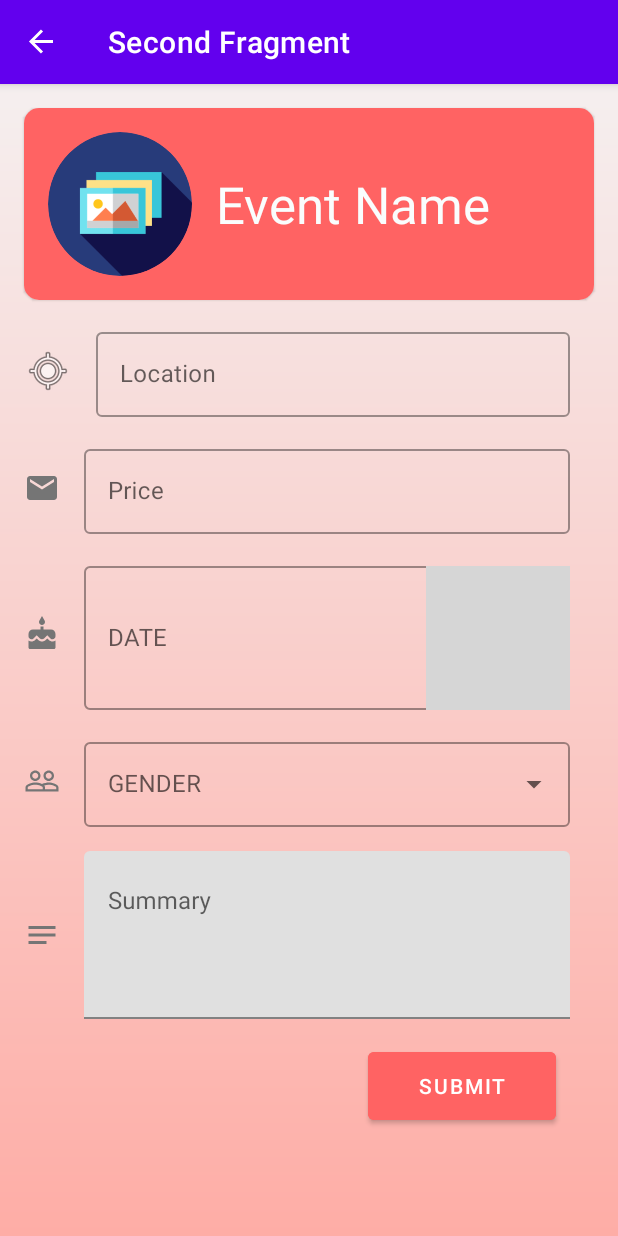
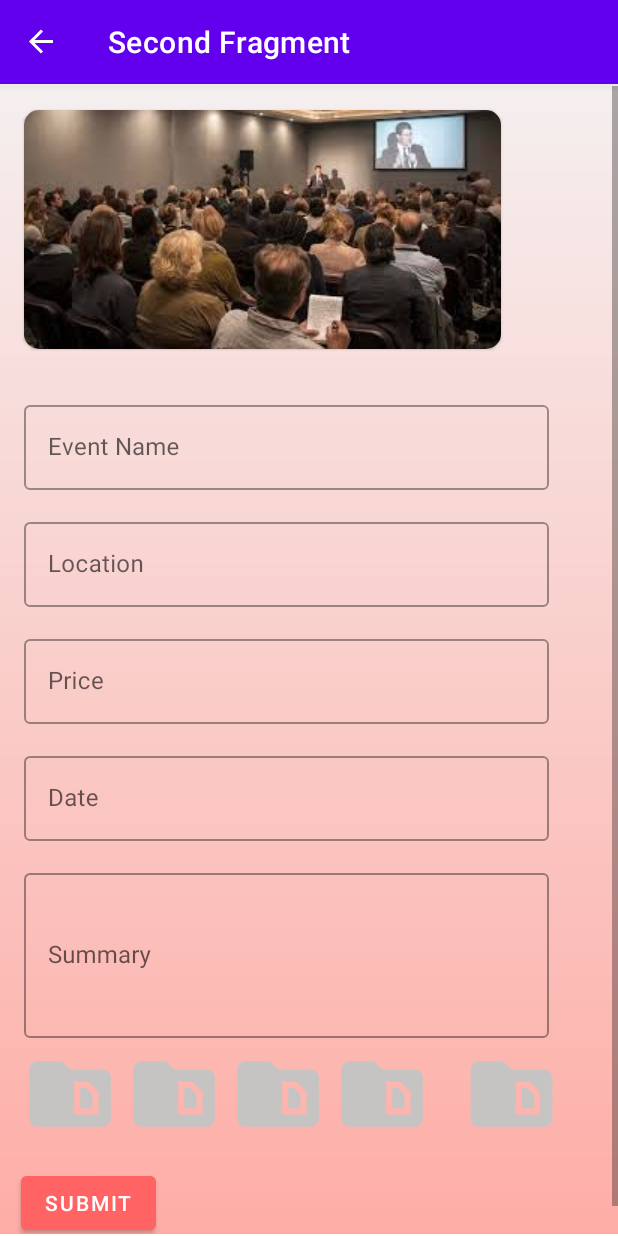
Before and after one commit to Keshariraj/coveapp, an Android app: the SecondFragment screen opened through its navigation route, on a phone screen of 412 x 824 dp. Run offline under Robolectric (Android 15) with nearby library versions, the phone set to English and light mode, and no system bars; our stand-ins replace AdMob, navigation-ui; libraries missing offline, so code that uses them is left out: io.grpc; grey boxes are pictures that could not be loaded.

Commit message:
list and detail fregment

```diff
--- a/app/src/main/java/com/digi/coveapp/FirstFragment.kt
+++ b/app/src/main/java/com/digi/coveapp/FirstFragment.kt
@@ -33,9 +33,7 @@ class FirstFragment : Fragment() {
     override fun onViewCreated(view: View, savedInstanceState: Bundle?) {
         super.onViewCreated(view, savedInstanceState)
 
-        binding.editLogOut.setOnClickListener {
-            findNavController().navigate(R.id.action_FirstFragment_to_SecondFragment)
-        }
+
         }
 
 
--- a/app/src/main/java/com/digi/coveapp/ui/ViewerProfileFragment.kt
+++ b/app/src/main/java/com/digi/coveapp/ui/ViewerProfileFragment.kt
@@ -20,7 +20,7 @@ class ViewerProfileFragment : Fragment() {
         savedInstanceState: Bundle?
     ): View {
         _binding = FragmentViewerProfileBinding.inflate(inflater, container, false)
-        binding.saveButton.setOnClickListener {
+        binding.editSubmit.setOnClickListener {
             startActivity(Intent(requireContext(), MainActivity::class.java))
             requireActivity().finish()
         }
--- /dev/null
+++ b/app/src/main/res/drawable/ic_baseline_snippet_folder_24.xml
@@ -0,0 +1,5 @@
+<vector android:height="24dp" android:tint="#C6C3C3"
+    android:viewportHeight="24" android:viewportWidth="24"
+    android:width="24dp" xmlns:android="http://schemas.android.com/apk/res/android">
+    <path android:fillColor="@android:color/white" android:pathData="M15.88,10.5l1.62,1.62v3.38l-3,0v-5H15.88zM22,8v10c0,1.1 -0.9,2 -2,2H4c-1.1,0 -2,-0.9 -2,-2L2.01,6C2.01,4.9 2.9,4 4,4h6l2,2h8C21.1,6 22,6.9 22,8zM19,11.5L16.5,9H13v8l6,0V11.5z"/>
+</vector>
--- a/app/src/main/res/layout/fragment_choice.xml
+++ b/app/src/main/res/layout/fragment_choice.xml
@@ -35,9 +35,9 @@
 
     <ImageView
         android:id="@+id/imageView2"
-        android:layout_width="231dp"
-        android:layout_height="192dp"
-        android:layout_marginTop="140dp"
+        android:layout_width="219dp"
+        android:layout_height="174dp"
+        android:layout_marginTop="156dp"
         android:src="@drawable/profile"
         app:layout_constraintEnd_toEndOf="parent"
         app:layout_constraintStart_toStartOf="parent"
--- a/app/src/main/res/layout/fragment_second.xml
+++ b/app/src/main/res/layout/fragment_second.xml
@@ -3,238 +3,181 @@
     xmlns:app="http://schemas.android.com/apk/res-auto"
     xmlns:tools="http://schemas.android.com/tools"
     android:layout_width="match_parent"
+    android:layout_height="match_parent"
+    android:layout_marginVertical="1dp"
     android:background="@drawable/gradiant"
-    android:layout_height="match_parent">
+    tools:ignore="SpeakableTextPresentCheck">
 
-    <androidx.constraintlayout.widget.ConstraintLayout
+    <LinearLayout
         android:layout_width="match_parent"
-        android:layout_height="wrap_content"
-        tools:context=".ui.profile.ProfileFragment">
+        android:layout_height="match_parent"
+        android:orientation="vertical">
 
         <com.google.android.material.card.MaterialCardView
             android:id="@+id/card_view"
-            android:layout_width="match_parent"
+            android:layout_width="wrap_content"
             android:layout_height="wrap_content"
+            android:layout_margin="16dp"
             app:cardCornerRadius="10dp"
-            android:layout_margin="16dp"
             app:layout_constraintEnd_toEndOf="parent"
             app:layout_constraintStart_toStartOf="parent"
             app:layout_constraintTop_toTopOf="parent">
 
-            <androidx.constraintlayout.widget.ConstraintLayout
+            <LinearLayout
                 android:layout_width="match_parent"
                 android:layout_height="wrap_content"
-                android:background="#FF6363">
+                android:background="#125B50" />
 
-                <de.hdodenhof.circleimageview.CircleImageView
-                    android:id="@+id/profile_image"
-                    android:layout_width="96dp"
-                    android:layout_height="96dp"
-                    android:layout_margin="16dp"
-                    android:src="@drawable/pictures"
-                    app:civ_border_color="#FF000000"
-                    app:civ_border_width="0dp"
-                    app:layout_constraintBottom_toBottomOf="parent"
-                    app:layout_constraintStart_toStartOf="parent"
-                    app:layout_constraintTop_toTopOf="parent" />
+            <ImageView
+                android:id="@+id/imageView3"
+                android:layout_width="match_parent"
+                android:layout_height="match_parent"
+                android:src="@drawable/proj3" />
 
-                <TextView
-                    android:id="@+id/Event_name"
-                    android:layout_width="0dp"
-                    android:layout_height="wrap_content"
-                    android:layout_marginStart="16dp"
-                    android:layout_marginEnd="16dp"
-                    android:text="Event Name"
-                    android:textColor="#FAFDFD"
-                    android:textSize="34sp"
-                    app:layout_constraintBottom_toBottomOf="@id/profile_image"
-                    app:layout_constraintEnd_toEndOf="parent"
-                    app:layout_constraintStart_toEndOf="@id/profile_image"
-                    app:layout_constraintTop_toTopOf="@id/profile_image" />
-
-            </androidx.constraintlayout.widget.ConstraintLayout>
         </com.google.android.material.card.MaterialCardView>
 
-        <ImageView
-            android:id="@+id/username_icon"
-            android:layout_width="wrap_content"
+        <com.google.android.material.textfield.TextInputLayout
+            style="@style/Widget.MaterialComponents.TextInputLayout.OutlinedBox"
+            android:layout_width="350dp"
             android:layout_height="wrap_content"
             android:layout_marginStart="16dp"
-            android:importantForAccessibility="no"
-            app:layout_constraintBottom_toBottomOf="@id/Location"
-            app:layout_constraintStart_toStartOf="parent"
-            app:layout_constraintTop_toTopOf="@id/Location"
-            app:srcCompat="@android:drawable/ic_menu_mylocation" />
+            android:layout_marginTop="16dp"
+            android:layout_marginEnd="32dp"
+            android:hint="Event Name"
+            app:layout_constraintEnd_toEndOf="parent">
+
+            <com.google.android.material.textfield.TextInputEditText
+                android:id="@+id/editEventName"
+                android:layout_width="match_parent"
+                android:layout_height="wrap_content"
+                android:focusable="false" />
+
+        </com.google.android.material.textfield.TextInputLayout>
 
         <com.google.android.material.textfield.TextInputLayout
-            android:id="@+id/Location"
             style="@style/Widget.MaterialComponents.TextInputLayout.OutlinedBox"
-            android:layout_width="0dp"
+            android:layout_width="350dp"
             android:layout_height="wrap_content"
             android:layout_marginStart="16dp"
             android:layout_marginTop="16dp"
             android:layout_marginEnd="32dp"
             android:hint="Location"
-            app:layout_constraintEnd_toEndOf="parent"
-            app:layout_constraintStart_toEndOf="@id/username_icon"
-            app:layout_constraintTop_toBottomOf="@id/card_view">
+            app:layout_constraintEnd_toEndOf="parent">
 
             <com.google.android.material.textfield.TextInputEditText
+                android:id="@+id/editLocation"
                 android:layout_width="match_parent"
                 android:layout_height="wrap_content"
-                android:focusable="false"/>
+                android:focusable="false" />
 
         </com.google.android.material.textfield.TextInputLayout>
 
-        <ImageView
-            android:id="@+id/email_icon"
-            android:layout_width="wrap_content"
-            android:layout_height="wrap_content"
-            android:layout_marginStart="16dp"
-            android:importantForAccessibility="no"
-            app:layout_constraintBottom_toBottomOf="@id/Price"
-            app:layout_constraintStart_toStartOf="parent"
-            app:layout_constraintTop_toTopOf="@id/Price"
-            app:srcCompat="@drawable/ic_baseline_email_24" />
-
         <com.google.android.material.textfield.TextInputLayout
-            android:id="@+id/Price"
             style="@style/Widget.MaterialComponents.TextInputLayout.OutlinedBox"
-            android:layout_width="0dp"
+            android:layout_width="350dp"
             android:layout_height="wrap_content"
             android:layout_marginStart="16dp"
             android:layout_marginTop="16dp"
             android:layout_marginEnd="32dp"
             android:hint="Price"
-            app:layout_constraintEnd_toEndOf="parent"
-            app:layout_constraintStart_toEndOf="@id/email_icon"
-            app:layout_constraintTop_toBottomOf="@id/Location">
+            app:layout_constraintEnd_toEndOf="parent">
 
             <com.google.android.material.textfield.TextInputEditText
+                android:id="@+id/editPrice"
                 android:layout_width="match_parent"
                 android:layout_height="wrap_content"
-                android:editable="false" />
+                android:focusable="false" />
 
         </com.google.android.material.textfield.TextInputLayout>
 
-        <ImageView
-            android:id="@+id/dob_icon"
-            android:layout_width="wrap_content"
-            android:layout_height="wrap_content"
-            android:layout_marginStart="16dp"
-            android:importantForAccessibility="no"
-            app:layout_constraintBottom_toBottomOf="@id/Date"
-            app:layout_constraintStart_toStartOf="parent"
-            app:layout_constraintTop_toTopOf="@id/Date"
-            app:srcCompat="@drawable/ic_baseline_cake_24" />
-
         <com.google.android.material.textfield.TextInputLayout
-            android:id="@+id/Date"
             style="@style/Widget.MaterialComponents.TextInputLayout.OutlinedBox"
-            android:layout_width="0dp"
+            android:layout_width="350dp"
             android:layout_height="wrap_content"
             android:layout_marginStart="16dp"
             android:layout_marginTop="16dp"
             android:layout_marginEnd="32dp"
-            android:hint="DATE "
-            app:endIconDrawable="@drawable/ic_baseline_calendar_today_24"
-            app:endIconMode="custom"
-            app:layout_constraintEnd_toEndOf="parent"
-            app:layout_constraintStart_toEndOf="@id/dob_icon"
-            app:layout_constraintTop_toBottomOf="@id/Price">
+            android:hint="Date"
+            app:layout_constraintEnd_toEndOf="parent">
 
             <com.google.android.material.textfield.TextInputEditText
+                android:id="@+id/editDate"
                 android:layout_width="match_parent"
                 android:layout_height="wrap_content"
-                android:inputType="date" />
+                android:focusable="false" />
 
         </com.google.android.material.textfield.TextInputLayout>
 
-        <ImageView
-            android:id="@+id/gender_icon"
-            android:layout_width="wrap_content"
-            android:layout_height="wrap_content"
-            android:layout_marginStart="16dp"
-            android:importantForAccessibility="no"
-            app:layout_constraintBottom_toBottomOf="@id/gender_menu"
-            app:layout_constraintStart_toStartOf="parent"
-            app:layout_constraintTop_toTopOf="@id/gender_menu"
-            app:srcCompat="@drawable/ic_baseline_people_outline_24" />
-
         <com.google.android.material.textfield.TextInputLayout
-            android:id="@+id/gender_menu"
-            style="@style/Widget.MaterialComponents.TextInputLayout.OutlinedBox.ExposedDropdownMenu"
-            android:layout_width="0dp"
-            android:layout_height="wrap_content"
-            android:layout_marginStart="16dp"
-            android:layout_marginTop="16dp"
-            android:layout_marginEnd="32dp"
-            android:hint="GENDER"
-            app:layout_constraintEnd_toEndOf="parent"
-            app:layout_constraintStart_toEndOf="@id/gender_icon"
-            app:layout_constraintTop_toBottomOf="@id/Date"
-            tools:ignore="MissingConstraints">
-
-            <AutoCompleteTextView
-                android:layout_width="match_parent"
-                android:layout_height="wrap_content"
-                android:inputType="none" />
-
-        </com.google.android.material.textfield.TextInputLayout>
-
-
-        <ImageView
-            android:id="@+id/bio_icon"
-            android:layout_width="wrap_content"
-            android:layout_height="wrap_content"
-            android:layout_marginStart="16dp"
-            android:importantForAccessibility="no"
-            app:layout_constraintBottom_toBottomOf="@id/bioEditText"
-            app:layout_constraintStart_toStartOf="parent"
-            app:layout_constraintTop_toTopOf="@id/bioEditText"
-            app:srcCompat="@drawable/ic_baseline_notes_24" />
-
-
-        <com.google.android.material.textfield.TextInputLayout
-            android:id="@+id/bioEditText"
-            android:layout_width="0dp"
-            android:layout_height="wrap_content"
+            style="@style/Widget.MaterialComponents.TextInputLayout.OutlinedBox"
+            android:layout_width="350dp"
+            android:layout_height="120dp"
             android:layout_marginStart="16dp"
             android:layout_marginTop="16dp"
             android:layout_marginEnd="32dp"
             android:hint="Summary"
-            app:layout_constraintEnd_toEndOf="parent"
-            app:layout_constraintStart_toEndOf="@id/bio_icon"
-            app:layout_constraintTop_toBottomOf="@id/gender_menu">
+            app:layout_constraintEnd_toEndOf="parent">
 
             <com.google.android.material.textfield.TextInputEditText
-                android:id="@+id/Summary"
+                android:id="@+id/editSummary"
                 android:layout_width="match_parent"
-                android:layout_height="wrap_content"
-                android:gravity="left|top"
-                android:inputType="textCapSentences|textMultiLine"
-                android:lines="4"
-                android:maxLines="4" />
+                android:layout_height="110dp"
+                android:focusable="false" />
 
         </com.google.android.material.textfield.TextInputLayout>
 
+        <LinearLayout
+            android:layout_width="wrap_content"
+            android:layout_height="wrap_content">
+
+            <ImageView
+                android:id="@+id/imageView9"
+                android:layout_width="65dp"
+                android:layout_height="65dp"
+                android:layout_marginLeft="14dp"
+                app:srcCompat="@drawable/ic_baseline_snippet_folder_24" />
+
+            <ImageView
+                android:id="@+id/imageView8"
+                android:layout_width="65dp"
+                android:layout_height="65dp"
+                android:layout_marginLeft="4dp"
+                app:srcCompat="@drawable/ic_baseline_snippet_folder_24" />
+
+            <ImageView
+                android:id="@+id/imageView6"
+                android:layout_width="65dp"
+                android:layout_height="65dp"
+                android:layout_marginLeft="4dp"
+                app:srcCompat="@drawable/ic_baseline_snippet_folder_24" />
+
+            <ImageView
+                android:layout_width="65dp"
+                android:layout_height="65dp"
+                android:layout_marginLeft="4dp"
+                app:srcCompat="@drawable/ic_baseline_snippet_folder_24" />
+
+            <ImageView
+                android:layout_width="99dp"
+                android:layout_height="65dp"
+                android:layout_marginLeft="4dp"
+                app:srcCompat="@drawable/ic_baseline_snippet_folder_24" />
+        </LinearLayout>
+
         <Button
-            android:id="@+id/SubmitButton"
-            android:layout_width="125dp"
-            android:layout_height="57dp"
+            android:id="@+id/editSubmit"
+            android:layout_width="wrap_content"
+            android:layout_height="wrap_content"
+            android:layout_marginLeft="14dp"
             android:layout_marginTop="16dp"
             android:layout_marginBottom="16dp"
             android:backgroundTint="#FF6363"
-            android:text="Submit"
+            android:text="SUBMIT"
             app:layout_constraintBottom_toBottomOf="parent"
             app:layout_constraintEnd_toEndOf="parent"
-            app:layout_constraintHorizontal_bias="0.856"
             app:layout_constraintStart_toStartOf="parent"
-            app:layout_constraintTop_toBottomOf="@id/bioEditText"
-            app:layout_constraintVertical_bias="1.0" />
+            app:layout_constraintTop_toBottomOf="@id/bioEditText" />
 
-
-    </androidx.constraintlayout.widget.ConstraintLayout>
-
+    </LinearLayout>
 
 </ScrollView>
--- a/app/src/main/res/layout/fragment_viewer_profile.xml
+++ b/app/src/main/res/layout/fragment_viewer_profile.xml
@@ -219,7 +219,7 @@
         </com.google.android.material.textfield.TextInputLayout>
 
         <Button
-            android:id="@+id/SubmitButton"
+            android:id="@+id/editSubmit"
             android:layout_width="wrap_content"
             android:layout_height="wrap_content"
             android:layout_marginTop="16dp"
```
Also changed, not shown: app/src/main/res/layout/explorevent.xml (added, +41 -0 lines), app/src/main/res/layout/fragment_first.xml (+11 -20 lines), app/src/main/res/layout/fragment_otp_verification.xml (+9 -8 lines), app/src/main/res/layout/fragment_splash.xml (+20 -15 lines), app/src/main/res/layout/fragment_viewer_sigin.xml (+4 -4 lines), app/src/main/res/menu/bottom_nav1.xml (added, +14 -0 lines), app/src/main/res/drawable-v24/cove.jpg (added), app/src/main/res/drawable-v24/event1.jpg (added), app/src/main/res/drawable-v24/iconnnnn.png (added), app/src/main/res/drawable-v24/meeting.jpg (added), app/src/main/res/drawable/icons8-location-64.png (deleted), app/src/main/res/drawable/icons8-location-update-80.png (deleted), app/src/main/res/drawable/icons8-maintenance-date-50.png (deleted), app/src/main/res/drawable/icons8-price-50.png (deleted).
